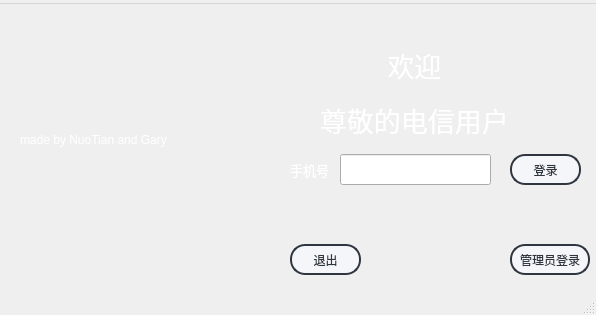
s235784/ProgramDesign, file qt03/mainwindow.ui: the form before one commit.
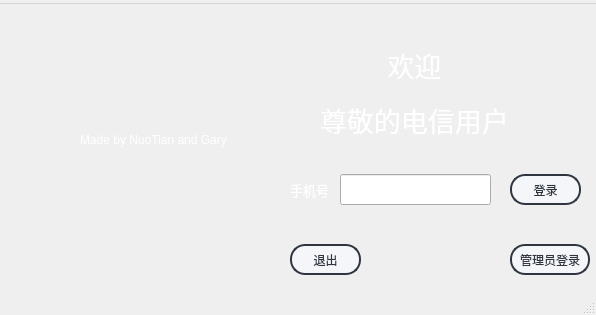
The form after the commit.

The edit to the form file:
```diff
--- a/qt03/mainwindow.ui
+++ b/qt03/mainwindow.ui
@@ -108,7 +108,7 @@
     <property name="geometry">
      <rect>
       <x>510</x>
-      <y>150</y>
+      <y>170</y>
       <width>71</width>
       <height>31</height>
      </rect>
@@ -183,7 +183,7 @@
    <widget class="QLabel" name="label_3">
     <property name="geometry">
      <rect>
-      <x>20</x>
+      <x>80</x>
       <y>120</y>
       <width>191</width>
       <height>31</height>
@@ -194,14 +194,14 @@
 color: rgb(255, 255, 255);</string>
     </property>
     <property name="text">
-     <string>made by NuoTian and Gary</string>
+     <string>Made by NuoTian and Gary</string>
     </property>
    </widget>
    <widget class="QLabel" name="label_4">
     <property name="geometry">
      <rect>
       <x>290</x>
-      <y>150</y>
+      <y>170</y>
       <width>71</width>
       <height>31</height>
      </rect>
@@ -224,7 +224,7 @@
     <property name="geometry">
      <rect>
       <x>340</x>
-      <y>150</y>
+      <y>170</y>
       <width>151</width>
       <height>31</height>
      </rect>
```
